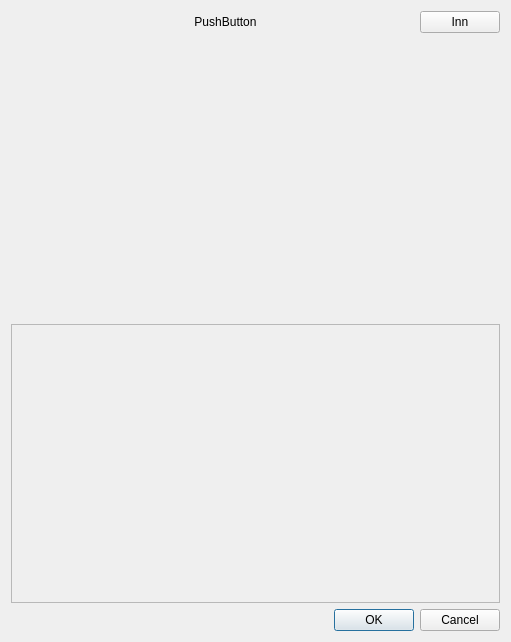
First picture: the form in plugins/formwidgets/mfDrugsWidget/drugswidget/mfDosageDialog.ui, repository FreeHealth/freehealth, before the edit.
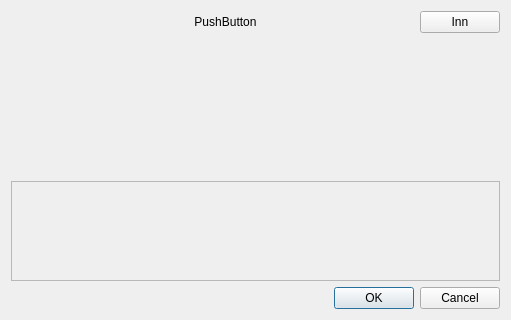
Second picture: the form after the edit. Custom widgets are drawn as their Qt base class.

```diff
--- a/plugins/formwidgets/mfDrugsWidget/drugswidget/mfDosageDialog.ui
+++ b/plugins/formwidgets/mfDrugsWidget/drugswidget/mfDosageDialog.ui
@@ -7,7 +7,7 @@
     <x>0</x>
     <y>0</y>
     <width>511</width>
-    <height>642</height>
+    <height>320</height>
    </rect>
   </property>
   <property name="sizePolicy">
@@ -74,6 +74,12 @@
      <property name="enabled">
       <bool>false</bool>
      </property>
+     <property name="maximumSize">
+      <size>
+       <width>16777215</width>
+       <height>100</height>
+      </size>
+     </property>
      <property name="readOnly">
       <bool>true</bool>
      </property>
```
